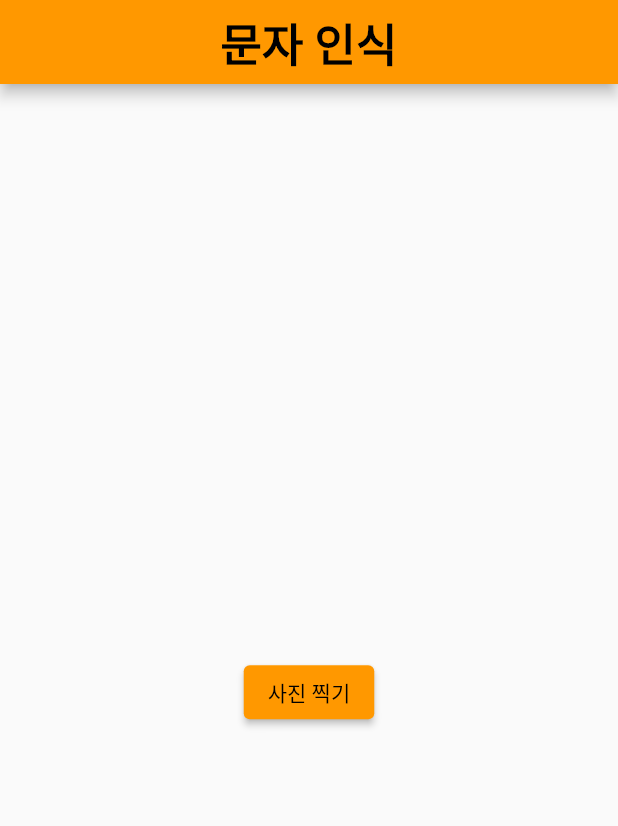
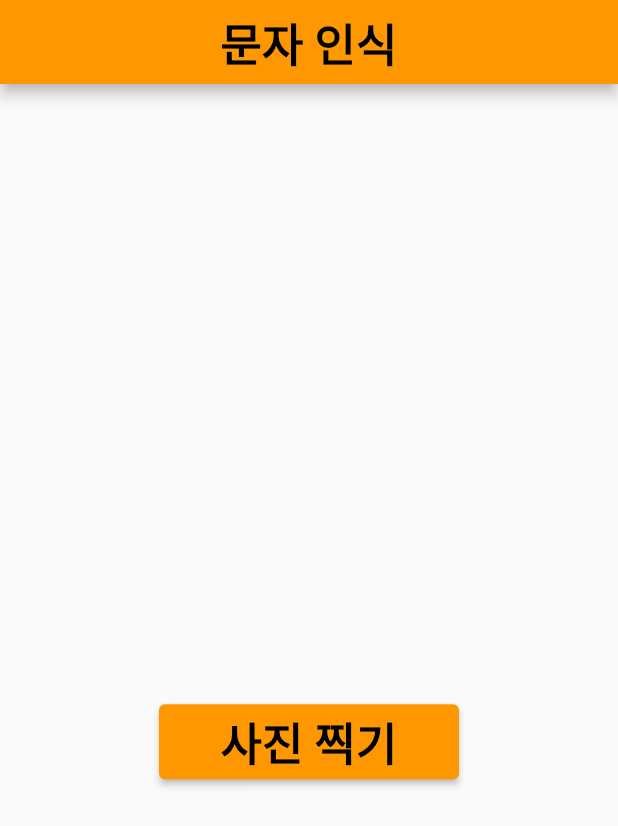
Before and after one commit to sphy1597/flutter-1, a Flutter app: the ImageSelectionScreen screen opened directly, on a phone screen of 412 x 824 dp. Shown: the top 826 px of the screen. Run offline on Flutter 3.47's test engine with Material 2 defaults, Android fonts, the phone set to English and light mode, and no system bars; our stand-ins replace image_picker; missing offline and left inert: app.

Commit message:
OCR_ver3
글자 폰트 및 컨테이너 크기 조절 등 가독성 상향

```diff
--- a/lib/OCR.dart
+++ b/lib/OCR.dart
@@ -108,17 +108,41 @@ class ImageSelectionScreenState extends State<ImageSelectionScreen> {
         child: Column(
           mainAxisAlignment: MainAxisAlignment.center,
           children: <Widget>[
-            SizedBox(height: 20),
-            Text(
-              result,
-              style: TextStyle(fontSize: 20, fontWeight: FontWeight.bold),
+            // SizedBox(
+            //   height: 5,
+            //   width: 5,
+            // ),
+            Container(
+                padding: EdgeInsets.symmetric(horizontal: 20),
+                child: Text(
+                  result,
+                  textAlign: TextAlign.center,
+                  style: TextStyle(fontSize: 50, fontWeight: FontWeight.bold),
+                )),
+            SizedBox(
+              height: 50,
             ),
-            ElevatedButton(
-              onPressed: () {
-                getImage();
-              },
-              child: Text('사진 찍기'),
-            ),
+            Container(
+              width: 200,
+              height: 50,
+              child: ElevatedButton(
+                onPressed: () {
+                  getImage();
+                },
+                child: Text(
+                  '사진 찍기',
+                  textAlign: TextAlign.center,
+                  style: TextStyle(fontSize: 30, fontWeight: FontWeight.bold),
+                ),
+              ),
+            )
+
+            // ElevatedButton(
+            //   onPressed: () {
+            //     getImage();
+            //   },
+            //   child: Text('사진 찍기'),
+            // ),
           ],
         ),
       ),
```
